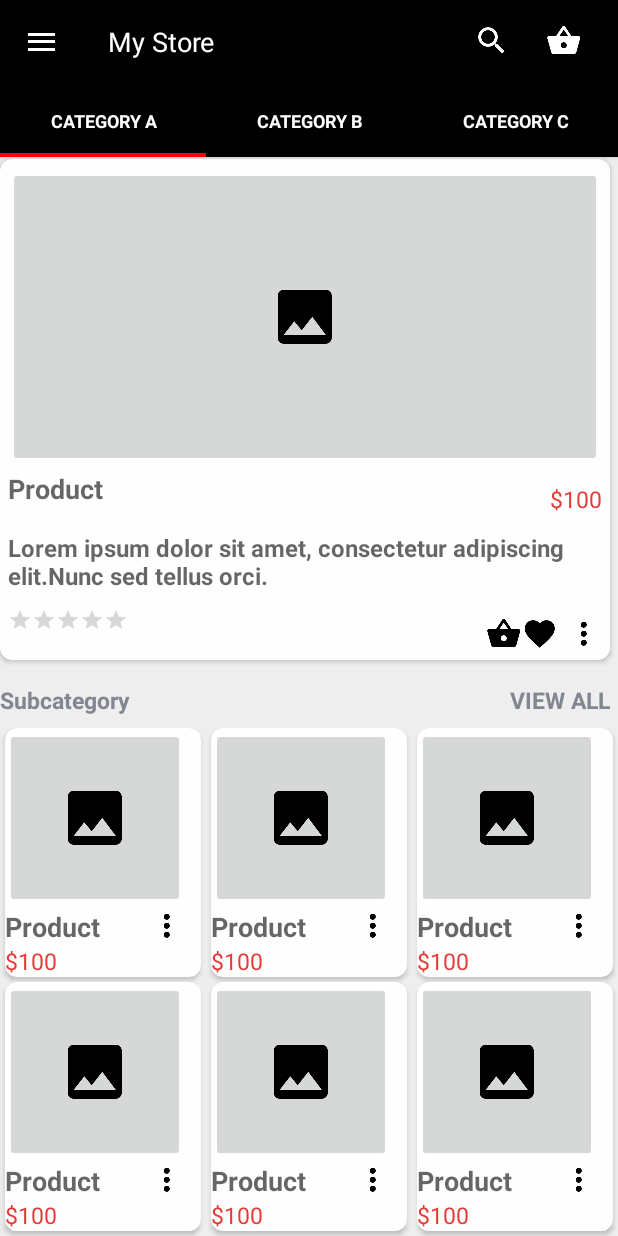
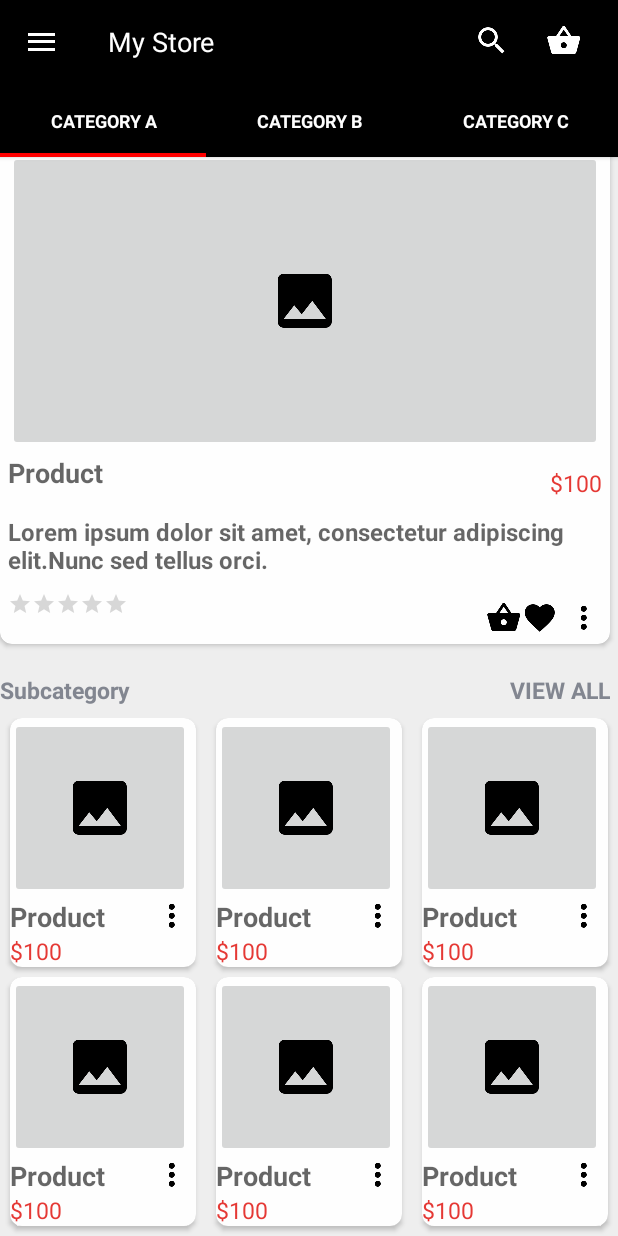
Before and after one commit to volsahin/E-Commerce, an Android app: the screen it shows after launch (CategoryA), on a phone screen of 412 x 824 dp. Run offline under Robolectric (Android 15) with nearby library versions, the phone set to English and light mode, and no system bars; libraries missing offline, so code that uses them is left out: com.mikepenz.materialdrawer; 1 statement that could not run was skipped.

Commit message:
Minor fixes.

```diff
--- a/app/src/main/java/com/telpa/ecommerce/tabsliders/TabOne.java
+++ b/app/src/main/java/com/telpa/ecommerce/tabsliders/TabOne.java
@@ -43,7 +43,7 @@ public class TabOne extends Fragment {
         recyclerLayoutManager = new StaggeredGridLayoutManager(3,StaggeredGridLayoutManager.VERTICAL);
         recyclerView.setLayoutManager(recyclerLayoutManager);
 
-        recyclerView.addItemDecoration(new RecyclerAdapter.SpaceItemDecoration(5));
+        recyclerView.addItemDecoration(new RecyclerAdapter.SpaceItemDecoration(10));
         recyclerAdapter = new RecyclerAdapter(myDataset);
         recyclerView.setAdapter(recyclerAdapter);
         return rootView;
--- a/app/src/main/res/layout/tab1.xml
+++ b/app/src/main/res/layout/tab1.xml
@@ -16,7 +16,7 @@
             android:layout_marginEnd="5dp"
             android:layout_marginLeft="10dp"
             android:layout_marginRight="5dp"
-            android:layout_marginTop="5dp"
+            android:layout_marginTop="25dp"
             android:text="Featured"
             android:textColor="@color/darkGrey"
             android:textSize="15dp"
@@ -46,7 +46,7 @@
             android:textColor="@color/darkGrey"
             android:textSize="15dp"
             android:textStyle="bold"
-            android:layout_marginTop="16dp"
+            android:layout_marginTop="20dp"
             android:layout_marginEnd="5dp"
             android:layout_marginRight="5dp"/>
 
```
